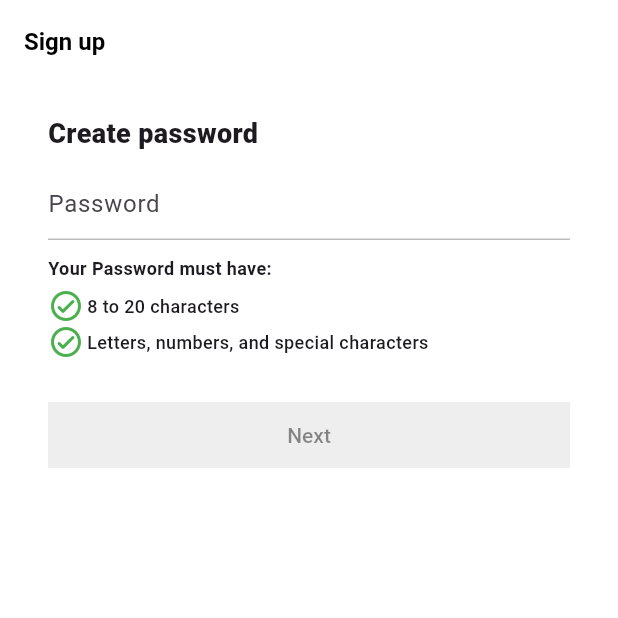
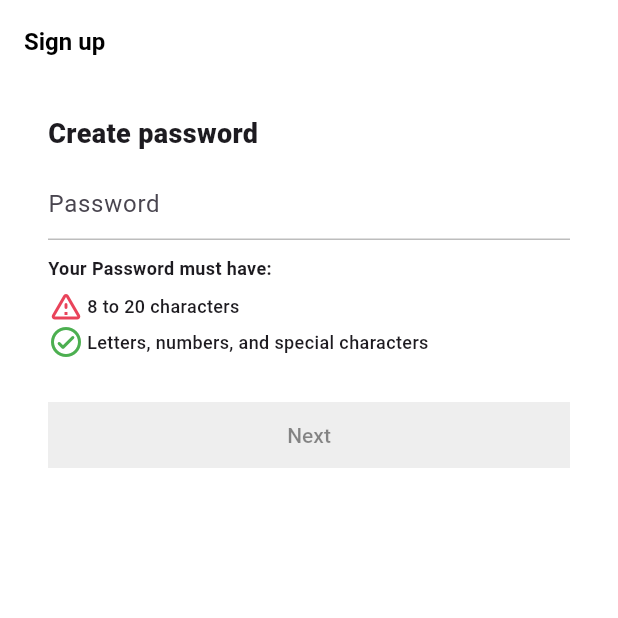
Before and after one commit to jangjia01234/reel_me, a Flutter app: the screen it shows after launch, on a phone screen of 412 x 824 dp, the top half of it. Run offline on Flutter 3.47's test engine with Material 3 defaults, Android fonts, the phone set to English and light mode, and no system bars; our stand-ins replace font_awesome_flutter.

Commit message:
password 조건 검사 분기처리

```diff
--- a/lib/authentication/password_screen.dart
+++ b/lib/authentication/password_screen.dart
@@ -99,8 +99,12 @@ class _PasswordScreenState extends State<PasswordScreen> {
               Row(
                 children: [
                   Icon(
-                    Icons.check_circle_outline_rounded,
-                    color: Colors.green,
+                    _isPasswordValid()
+                        ? Icons.check_circle_outline_rounded
+                        : Icons.warning_amber_rounded,
+                    color: _isPasswordValid()
+                        ? Colors.green
+                        : Theme.of(context).primaryColor,
                   ),
                   Gaps.h2,
                   Text(
```
